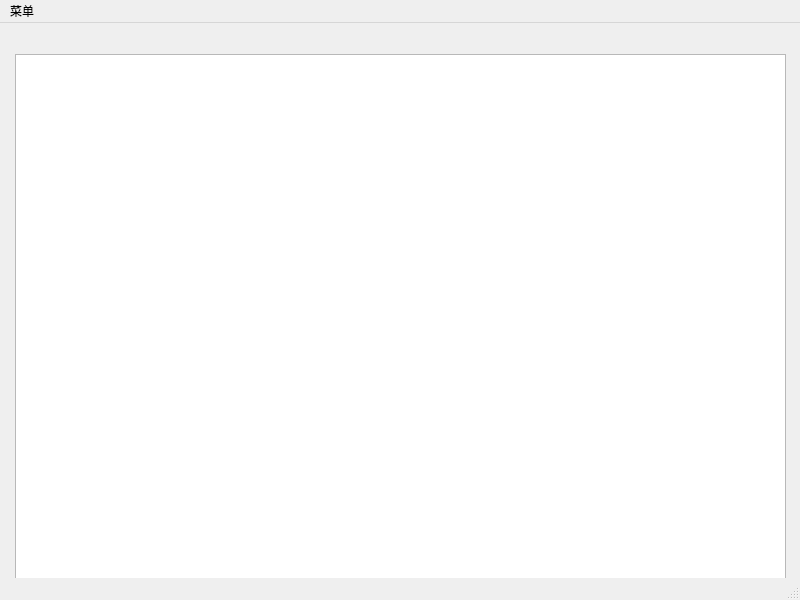
Above: ui_mainwindow.ui from ylzf0000/ChineseChess before the change. Below: the same form after it.
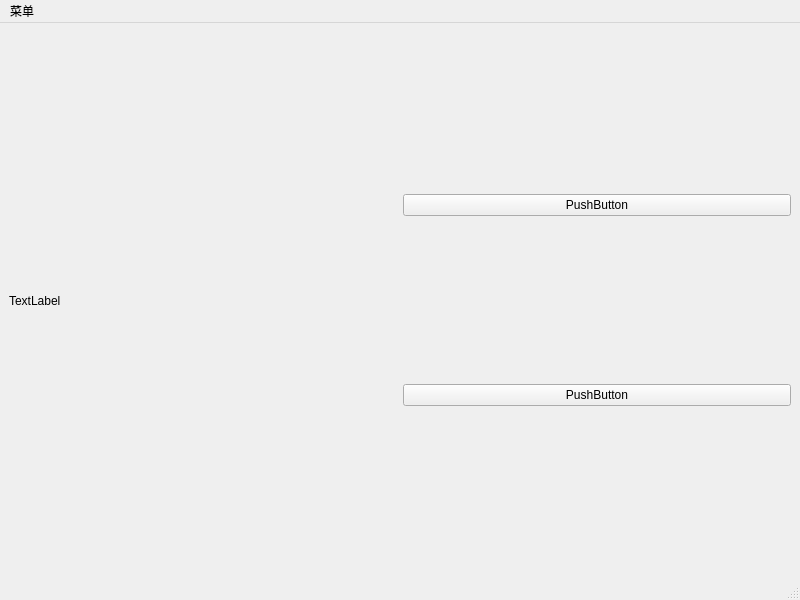
That is the form after the change.

Commit message: 使用pyqt5创建图形化界面

Patch:
```diff
--- a/ui_mainwindow.ui
+++ b/ui_mainwindow.ui
@@ -14,16 +14,33 @@
    <string>MainWindow</string>
   </property>
   <widget class="QWidget" name="centralwidget">
-   <widget class="QGraphicsView" name="graphicsView">
-    <property name="geometry">
-     <rect>
-      <x>15</x>
-      <y>31</y>
-      <width>771</width>
-      <height>531</height>
-     </rect>
-    </property>
-   </widget>
+   <layout class="QHBoxLayout" name="horizontalLayout">
+    <item>
+     <widget class="QLabel" name="labelImg">
+      <property name="text">
+       <string>TextLabel</string>
+      </property>
+     </widget>
+    </item>
+    <item>
+     <layout class="QVBoxLayout" name="verticalLayout">
+      <item>
+       <widget class="QPushButton" name="pushButton">
+        <property name="text">
+         <string>PushButton</string>
+        </property>
+       </widget>
+      </item>
+      <item>
+       <widget class="QPushButton" name="pushButton_2">
+        <property name="text">
+         <string>PushButton</string>
+        </property>
+       </widget>
+      </item>
+     </layout>
+    </item>
+   </layout>
   </widget>
   <widget class="QMenuBar" name="menubar">
    <property name="geometry">
```
The commit also changes 3 other files.
